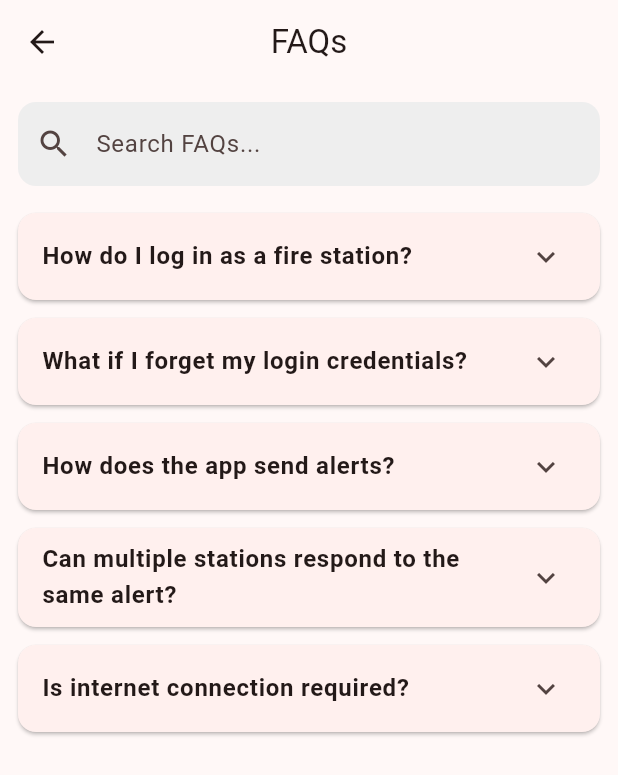
After one commit to KennedyNgure/Ngure, a Flutter app: the screen it shows after launch, after a tap on "FAQs", on a phone screen of 412 x 824 dp. The commit adds this screen. Shown: the top 775 px of the screen. Run offline on Flutter 3.47's test engine with Material 3 defaults, Android fonts, the phone set to English and light mode, and no system bars; our stand-ins replace cloud_firestore, firebase_auth, firebase_core, firebase_messaging, geolocator; accounts and stored records are empty.

Commit message:
your commit message here

```diff
--- /dev/null
+++ b/lib/screens/faq_screen.dart
@@ -0,0 +1,153 @@
+import 'package:flutter/material.dart';
+
+class FAQScreen extends StatefulWidget {
+  FAQScreen({Key? key}) : super(key: key);
+
+  @override
+  State<FAQScreen> createState() => _FAQScreenState();
+}
+
+class _FAQScreenState extends State<FAQScreen> {
+  final TextEditingController _searchController = TextEditingController();
+
+  final List<Map<String, String>> allFAQs = [
+    {
+      "q": "How do I log in as a fire station?",
+      "a":
+      "Only authorized fire stations are allowed to log in to this system.To access your account, simply enter: Station Name and Password.Ensure your credentials are correct before proceeding."
+    },
+{
+"q": "What if I forget my login credentials?",
+"a": "Only authorized fire stations can access the forgot password feature.\n\nIf you have forgotten your password:\n\n1. Click on \"Forgot Password\"\n2. Enter your Station Name\n3. You will receive a temporary password\n4. Use the temporary password to log in\n5. After logging in, go to your Profile and set a new password\n\nMake sure to update your password immediately after logging in for security purposes."
+},
+{
+      "q": "How does the app send alerts?",
+      "a":
+      "The app uses Firebase real-time updates to instantly notify stations."
+    },
+    {
+      "q": "Can multiple stations respond to the same alert?",
+      "a":
+      "Yes, multiple stations can coordinate depending on the severity."
+    },
+    {
+      "q": "Is internet connection required?",
+      "a":
+      "Yes, an active internet connection is required for real-time alerts."
+    },
+  ];
+
+  List<Map<String, String>> filteredFAQs = [];
+
+  @override
+  void initState() {
+    super.initState();
+    filteredFAQs = allFAQs;
+  }
+
+  void _filterFAQs(String query) {
+    final results = allFAQs.where((faq) {
+      final question = faq["q"]!.toLowerCase();
+      final answer = faq["a"]!.toLowerCase();
+      final input = query.toLowerCase();
+
+      return question.contains(input) || answer.contains(input);
+    }).toList();
+
+    setState(() {
+      filteredFAQs = results;
+    });
+  }
+
+  @override
+  Widget build(BuildContext context) {
+    final isDark = Theme.of(context).brightness == Brightness.dark;
+
+    return Scaffold(
+      appBar: AppBar(
+        title: const Text("FAQs"),
+        centerTitle: true,
+      ),
+      body: Column(
+        children: [
+          // 🔍 SEARCH BAR
+          Padding(
+            padding: const EdgeInsets.all(12),
+            child: TextField(
+              controller: _searchController,
+              onChanged: _filterFAQs,
+              decoration: InputDecoration(
+                hintText: "Search FAQs...",
+                prefixIcon: const Icon(Icons.search),
+                suffixIcon: _searchController.text.isNotEmpty
+                    ? IconButton(
+                  icon: const Icon(Icons.clear),
+                  onPressed: () {
+                    _searchController.clear();
+                    _filterFAQs("");
+                  },
+                )
+                    : null,
+                filled: true,
+                fillColor: isDark ? Colors.grey[900] : Colors.grey[200],
+                border: OutlineInputBorder(
+                  borderRadius: BorderRadius.circular(12),
+                  borderSide: BorderSide.none,
+                ),
+              ),
+            ),
+          ),
+
+          // 📋 FAQ LIST
+          Expanded(
+            child: filteredFAQs.isEmpty
+                ? const Center(child: Text("No results found"))
+                : ListView.builder(
+              itemCount: filteredFAQs.length,
+              itemBuilder: (context, index) {
+                final faq = filteredFAQs[index];
+                return FAQItem(
+                  question: faq["q"]!,
+                  answer: faq["a"]!,
+                );
+              },
+            ),
+          ),
+        ],
+      ),
+    );
+  }
+}
+
+class FAQItem extends StatelessWidget {
+  final String question;
+  final String answer;
+
+  const FAQItem({
+    Key? key,
+    required this.question,
+    required this.answer,
+  }) : super(key: key);
+
+  @override
+  Widget build(BuildContext context) {
+    return Card(
+      margin: const EdgeInsets.symmetric(horizontal: 12, vertical: 6),
+      shape: RoundedRectangleBorder(
+        borderRadius: BorderRadius.circular(12),
+      ),
+      child: ExpansionTile(
+        title: Text(
+          question,
+          style: const TextStyle(fontWeight: FontWeight.bold),
+        ),
+        children: [
+          Padding(
+            padding: const EdgeInsets.all(12),
+            child: Text(answer),
+          ),
+        ],
+      ),
+    );
+  }
+}
--- a/lib/screens/role_selection.dart
+++ b/lib/screens/role_selection.dart
@@ -1,6 +1,7 @@
 import 'package:flutter/material.dart';
 import 'report_fire_screen.dart';
 import 'registration_screen.dart';
+import 'faq_screen.dart'; // ✅ ADD THIS
 
 class RoleSelectionScreen extends StatelessWidget {
   const RoleSelectionScreen({super.key});
@@ -8,7 +9,28 @@ class RoleSelectionScreen extends StatelessWidget {
   @override
   Widget build(BuildContext context) {
     return Scaffold(
-      appBar: AppBar(title: const Text("Fire Alert App")),
+      appBar: AppBar(
+        title: const Text("Fire Alert App"),
+        actions: [
+            TextButton.icon(
+              onPressed: () {
+                Navigator.push(
+                  context,
+                  MaterialPageRoute(
+                    builder: (_) => FAQScreen(),
+                  ),
+                );
+              },
+              icon: const Icon(Icons.help_outline, color: Colors.red),
+              label: const Text(
+                "FAQs",
+                style: TextStyle(color: Colors.red),
+              ),
+            ),
+          ],
+      ),
+
+      // ✅ ADD BODY BACK
       body: Center(
         child: Column(
           mainAxisAlignment: MainAxisAlignment.center,
@@ -21,7 +43,7 @@ class RoleSelectionScreen extends StatelessWidget {
 
             const SizedBox(height: 40),
 
-            // Reporter Button
+            // 🚨 Reporter Button
             ElevatedButton(
               style: ElevatedButton.styleFrom(
                 minimumSize: const Size(200, 50),
@@ -39,7 +61,7 @@ class RoleSelectionScreen extends StatelessWidget {
 
             const SizedBox(height: 20),
 
-            // Fire Station Officer Button
+            // 🚒 Fire Station Officer Button
             ElevatedButton(
               style: ElevatedButton.styleFrom(
                 minimumSize: const Size(200, 50),
--- a/lib/screens/station_dashboard.dart
+++ b/lib/screens/station_dashboard.dart
@@ -286,7 +286,7 @@ class _StationDashboardState extends State<StationDashboard> {
                               children: [
                                 ElevatedButton(
                                   style: ElevatedButton.styleFrom(
-                                    backgroundColor: Colors.green.shade800,
+                                    backgroundColor: Colors.red,
                                   ),
                                   child: const Text("Handled"),
                                   onPressed: () {
```
Also changed, not shown: lib/screens/feed_fire_call_screen.dart (+48 -26 lines), lib/screens/report_fire_screen.dart (+85 -32 lines).
